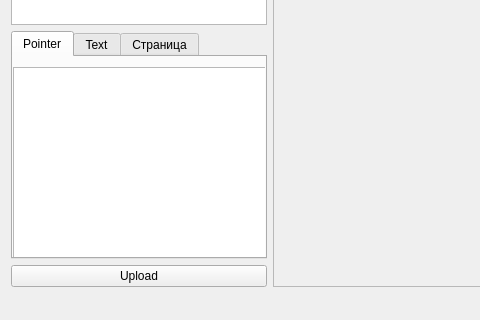
Qt form mainwindow.ui (root-voicenet/qvi) before a commit; both pictures show x 0 to 480 and y 263 to 583 of the 574 by 583 pixel window.
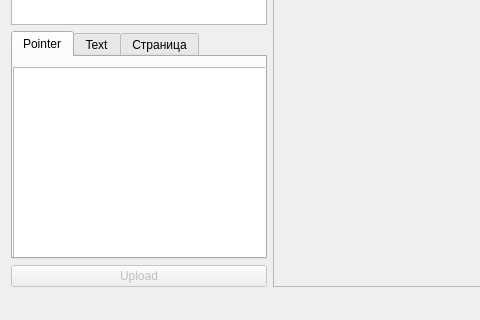
The same form after that commit. Icons and pictures are not drawn. Custom widgets are drawn as their Qt base class.

The edit to the form file:
```diff
--- a/mainwindow.ui
+++ b/mainwindow.ui
@@ -201,7 +201,10 @@
        </widget>
       </item>
       <item>
-       <widget class="QPushButton" name="pushButton">
+       <widget class="QPushButton" name="uploadButton">
+        <property name="enabled">
+         <bool>false</bool>
+        </property>
         <property name="text">
          <string>Upload</string>
         </property>
```
Left out of the diff: 4 changed lines with no effect on the pictures.
